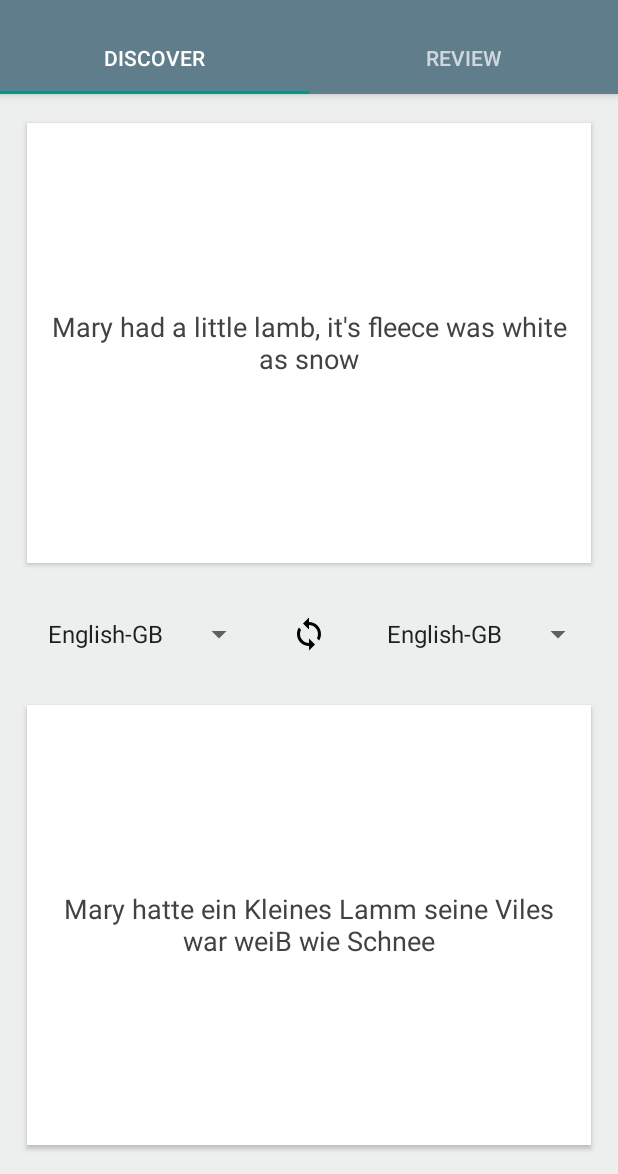
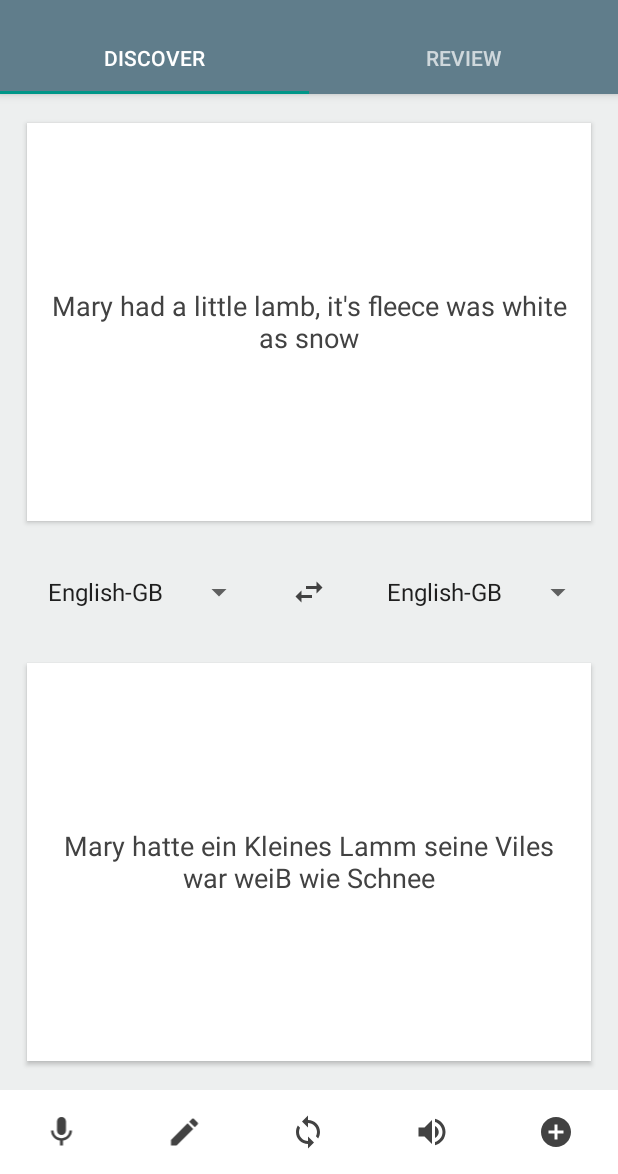
Before and after one commit to TheBoyMoe/translate-this-demo, an Android app: the screen it shows after launch (MainActivity), on a phone screen of 412 x 824 dp, the part 62-1236 px from its top. Run offline under Robolectric (Android 15) with nearby library versions, the phone set to English and light mode, and no system bars; our stand-ins replace Timber; libraries missing offline, so code that uses them is left out: com.facebook.stetho; 1 statement that could not run was skipped.

Commit message:
impl bottom toolbar

```diff
--- a/app/src/main/java/com/example/translatethis/main/MainActivity.java
+++ b/app/src/main/java/com/example/translatethis/main/MainActivity.java
@@ -21,7 +21,7 @@ public class MainActivity extends AppCompatActivity implements
     // impl of contract method
     @Override
     public void showMessage(String message) {
-        Utils.showSnackbar(mLayout, message);
+        Utils.showToast(this, message);
     }
 
     private CoordinatorLayout mLayout;
--- a/app/src/main/java/com/example/translatethis/main/discover/view/DiscoverFragment.java
+++ b/app/src/main/java/com/example/translatethis/main/discover/view/DiscoverFragment.java
@@ -32,6 +32,7 @@ public class DiscoverFragment extends ContractFragment<DiscoverFragment.Contract
         void showMessage(String message);
     }
 
+
     public DiscoverFragment() {}
 
     public static DiscoverFragment newInstance() {
@@ -42,15 +43,40 @@ public class DiscoverFragment extends ContractFragment<DiscoverFragment.Contract
     @Override
     public View onCreateView(LayoutInflater inflater, @Nullable ViewGroup container, @Nullable Bundle savedInstanceState) {
         View view = inflater.inflate(R.layout.content_discover, container, false);
+        setupBottomToolbarButtons(view);
         return view;
     }
 
-    private View.OnClickListener titleClick = new View.OnClickListener() {
+    private void setupBottomToolbarButtons(View view) {
+        view.findViewById(R.id.action_record).setOnClickListener(menuItemClickListener);
+        view.findViewById(R.id.action_edit).setOnClickListener(menuItemClickListener);
+        view.findViewById(R.id.action_translate).setOnClickListener(menuItemClickListener);
+        view.findViewById(R.id.action_play).setOnClickListener(menuItemClickListener);
+        view.findViewById(R.id.action_save).setOnClickListener(menuItemClickListener);
+    }
+
+    private View.OnClickListener menuItemClickListener = new View.OnClickListener() {
         @Override
         public void onClick(View view) {
-            getContract().showMessage("Clicked on Discover Title");
+            switch (view.getId()) {
+                case R.id.action_record:
+                    getContract().showMessage("Click record");
+                    break;
+                case R.id.action_edit:
+                    getContract().showMessage("Clicked edit");
+                    break;
+                case R.id.action_translate:
+                    getContract().showMessage("Clicked translate");
+                    break;
+                case R.id.action_play:
+                    getContract().showMessage("Clicked play");
+                    break;
+                case R.id.action_save:
+                    getContract().showMessage("Clicked save");
+                    break;
+            }
         }
+
     };
 
-
 }
--- /dev/null
+++ b/app/src/main/res/drawable/ic_edit_dark.xml
@@ -0,0 +1,9 @@
+<vector xmlns:android="http://schemas.android.com/apk/res/android"
+        android:width="24dp"
+        android:height="24dp"
+        android:viewportWidth="24.0"
+        android:viewportHeight="24.0">
+    <path
+        android:fillColor="#FF424242"
+        android:pathData="M3,17.25V21h3.75L17.81,9.94l-3.75,-3.75L3,17.25zM20.71,7.04c0.39,-0.39 0.39,-1.02 0,-1.41l-2.34,-2.34c-0.39,-0.39 -1.02,-0.39 -1.41,0l-1.83,1.83 3.75,3.75 1.83,-1.83z"/>
+</vector>
--- /dev/null
+++ b/app/src/main/res/drawable/ic_mic_dark.xml
@@ -0,0 +1,9 @@
+<vector xmlns:android="http://schemas.android.com/apk/res/android"
+        android:width="24dp"
+        android:height="24dp"
+        android:viewportWidth="24.0"
+        android:viewportHeight="24.0">
+    <path
+        android:fillColor="#FF424242"
+        android:pathData="M12,14c1.66,0 2.99,-1.34 2.99,-3L15,5c0,-1.66 -1.34,-3 -3,-3S9,3.34 9,5v6c0,1.66 1.34,3 3,3zM17.3,11c0,3 -2.54,5.1 -5.3,5.1S6.7,14 6.7,11L5,11c0,3.41 2.72,6.23 6,6.72L11,21h2v-3.28c3.28,-0.48 6,-3.3 6,-6.72h-1.7z"/>
+</vector>
--- /dev/null
+++ b/app/src/main/res/drawable/ic_play_dark.xml
@@ -0,0 +1,9 @@
+<vector xmlns:android="http://schemas.android.com/apk/res/android"
+        android:width="24dp"
+        android:height="24dp"
+        android:viewportWidth="24.0"
+        android:viewportHeight="24.0">
+    <path
+        android:fillColor="#FF424242"
+        android:pathData="M3,9v6h4l5,5L12,4L7,9L3,9zM16.5,12c0,-1.77 -1.02,-3.29 -2.5,-4.03v8.05c1.48,-0.73 2.5,-2.25 2.5,-4.02zM14,3.23v2.06c2.89,0.86 5,3.54 5,6.71s-2.11,5.85 -5,6.71v2.06c4.01,-0.91 7,-4.49 7,-8.77s-2.99,-7.86 -7,-8.77z"/>
+</vector>
--- /dev/null
+++ b/app/src/main/res/drawable/ic_save_dark.xml
@@ -0,0 +1,9 @@
+<vector xmlns:android="http://schemas.android.com/apk/res/android"
+        android:width="24dp"
+        android:height="24dp"
+        android:viewportWidth="24.0"
+        android:viewportHeight="24.0">
+    <path
+        android:fillColor="#FF424242"
+        android:pathData="M12,2C6.48,2 2,6.48 2,12s4.48,10 10,10 10,-4.48 10,-10S17.52,2 12,2zM17,13h-4v4h-2v-4L7,13v-2h4L11,7h2v4h4v2z"/>
+</vector>
--- /dev/null
+++ b/app/src/main/res/drawable/ic_swap_dark.xml
@@ -0,0 +1,9 @@
+<vector xmlns:android="http://schemas.android.com/apk/res/android"
+        android:width="24dp"
+        android:height="24dp"
+        android:viewportWidth="24.0"
+        android:viewportHeight="24.0">
+    <path
+        android:fillColor="#FF424242"
+        android:pathData="M6.99,11L3,15l3.99,4v-3H14v-2H6.99v-3zM21,9l-3.99,-4v3H10v2h7.01v3L21,9z"/>
+</vector>
--- a/app/src/main/res/drawable/ic_sync.xml
+++ b/app/src/main/res/drawable/ic_translate_dark.xml
@@ -4,6 +4,6 @@
         android:viewportWidth="24.0"
         android:viewportHeight="24.0">
     <path
-        android:fillColor="#FF000000"
+        android:fillColor="#FF424242"
         android:pathData="M12,4L12,1L8,5l4,4L12,6c3.31,0 6,2.69 6,6 0,1.01 -0.25,1.97 -0.7,2.8l1.46,1.46C19.54,15.03 20,13.57 20,12c0,-4.42 -3.58,-8 -8,-8zM12,18c-3.31,0 -6,-2.69 -6,-6 0,-1.01 0.25,-1.97 0.7,-2.8L5.24,7.74C4.46,8.97 4,10.43 4,12c0,4.42 3.58,8 8,8v3l4,-4 -4,-4v3z"/>
 </vector>
--- a/app/src/main/res/layout/content_discover.xml
+++ b/app/src/main/res/layout/content_discover.xml
@@ -1,19 +1,22 @@
 <?xml version="1.0" encoding="utf-8"?>
-<RelativeLayout xmlns:android="http://schemas.android.com/apk/res/android"
-                xmlns:tools="http://schemas.android.com/tools"
-                xmlns:app="http://schemas.android.com/apk/res-auto"
-                android:background="@color/colorPrimaryBackground"
-                android:layout_width="match_parent"
-                android:layout_height="match_parent">
+<LinearLayout
+    xmlns:android="http://schemas.android.com/apk/res/android"
+    xmlns:tools="http://schemas.android.com/tools"
+    xmlns:app="http://schemas.android.com/apk/res-auto"
+    android:orientation="vertical"
+    android:background="@color/colorPrimaryBackground"
+    android:layout_width="match_parent"
+    android:layout_height="match_parent">
 
     <LinearLayout
         android:orientation="vertical"
         android:layout_width="match_parent"
-        android:layout_height="match_parent"
+        android:layout_height="0dp"
+        android:layout_weight="1"
         tools:ignore="UselessParent">
 
+        <!-- From text -->
         <android.support.v7.widget.CardView
-            android:elevation="@dimen/item_elevation"
             style="@style/CardViewStyle"
             app:cardUseCompatPadding="true"
             app:cardCornerRadius="@dimen/corner_radius"
@@ -28,7 +31,7 @@
 
         </android.support.v7.widget.CardView>
 
-
+        <!-- language bar -->
         <LinearLayout
             android:id="@+id/language_bar"
             android:layout_margin="@dimen/normal"
@@ -41,11 +44,10 @@
                 android:id="@+id/spinner_from"
                 android:entries="@array/supported_languages"
                 android:prompt="@string/translate_from"
-                style="@style/SpinnerStyle"
-                />
+                style="@style/SpinnerStyle"/>
 
             <ImageView
-                android:src="@drawable/ic_sync"
+                android:src="@drawable/ic_swap_dark"
                 android:layout_marginLeft="@dimen/medium"
                 android:layout_marginRight="@dimen/medium"
                 android:layout_width="@dimen/icon_size"
@@ -60,9 +62,8 @@
 
         </LinearLayout>
 
-
+            <!-- To Text -->
         <android.support.v7.widget.CardView
-            android:elevation="@dimen/item_elevation"
             style="@style/CardViewStyle"
             app:cardUseCompatPadding="true"
             app:cardCornerRadius="@dimen/corner_radius"
@@ -78,7 +79,58 @@
 
     </LinearLayout>
 
+    <!-- bottom toolbar -->
+    <LinearLayout
+        android:id="@+id/toolbar_secondary"
+        android:paddingTop="@dimen/small"
+        android:paddingBottom="@dimen/small"
+        android:orientation="horizontal"
+        android:layout_width="match_parent"
+        android:gravity="center_vertical"
+        android:layout_height="?attr/actionBarSize"
+        android:background="@color/colorSecondaryBackground">
+
+        <ImageView
+            android:id="@+id/action_record"
+            android:src="@drawable/ic_mic_dark"
+            android:layout_width="0dp"
+            android:layout_weight="1"
+            android:layout_height="wrap_content"
+            tools:ignore="ContentDescription"/>
+
+        <ImageView
+            android:id="@+id/action_edit"
+            android:src="@drawable/ic_edit_dark"
+            android:layout_width="0dp"
+            android:layout_weight="1"
+            android:layout_height="wrap_content"
+            tools:ignore="ContentDescription"/>
+
+        <ImageView
+            android:id="@+id/action_translate"
+            android:src="@drawable/ic_translate_dark"
+            android:layout_width="0dp"
+            android:layout_weight="1"
+            android:layout_height="wrap_content"
+            tools:ignore="ContentDescription"/>
+
+        <ImageView
+            android:id="@+id/action_play"
+            android:src="@drawable/ic_play_dark"
+            android:layout_width="0dp"
+            android:layout_weight="1"
+            android:layout_height="wrap_content"
+            tools:ignore="ContentDescription"/>
+
+        <ImageView
+            android:id="@+id/action_save"
+            android:src="@drawable/ic_save_dark"
+            android:layout_width="0dp"
+            android:layout_weight="1"
+            android:layout_height="wrap_content"
+            tools:ignore="ContentDescription"/>
+
+    </LinearLayout>
 
 
-
-</RelativeLayout>
+</LinearLayout>
--- a/app/src/main/res/values/strings.xml
+++ b/app/src/main/res/values/strings.xml
@@ -28,6 +28,10 @@
     <string name="translate_to">Translate to</string>
     <string name="translate_from">Translate from</string>
     <string name="from_text_hint">Press the microphone and start talking</string>
+    <string name="menu_title_save">Save</string>
+    <string name="menu_title_play">Play</string>
+    <string name="menu_title_translate">Translate</string>
+    <string name="menu_title_record">Record</string>
 
     <string-array name="speech_mode">
         <item>Short phrase</item>
--- a/app/src/main/res/values/styles.xml
+++ b/app/src/main/res/values/styles.xml
@@ -1,4 +1,4 @@
-<resources>
+<resources xmlns:tools="http://schemas.android.com/tools">
 
     <!-- Base application theme. -->
     <style name="AppTheme" parent="Theme.AppCompat.Light.DarkActionBar">
@@ -55,6 +55,7 @@
         <item name="android:layout_weight">1</item>
         <item name="android:background">@color/colorSecondaryBackground</item>
         <item name="android:layout_margin">@dimen/normal</item>
+        <item name="android:elevation" tools:ignore="NewApi">@dimen/item_elevation</item>
     </style>
 
 
```
Also changed, not shown: app/src/main/res/layout/toolbar.xml (added, +9 -0 lines), app/src/main/res/menu/menu_bottom.xml (added, +48 -0 lines).
